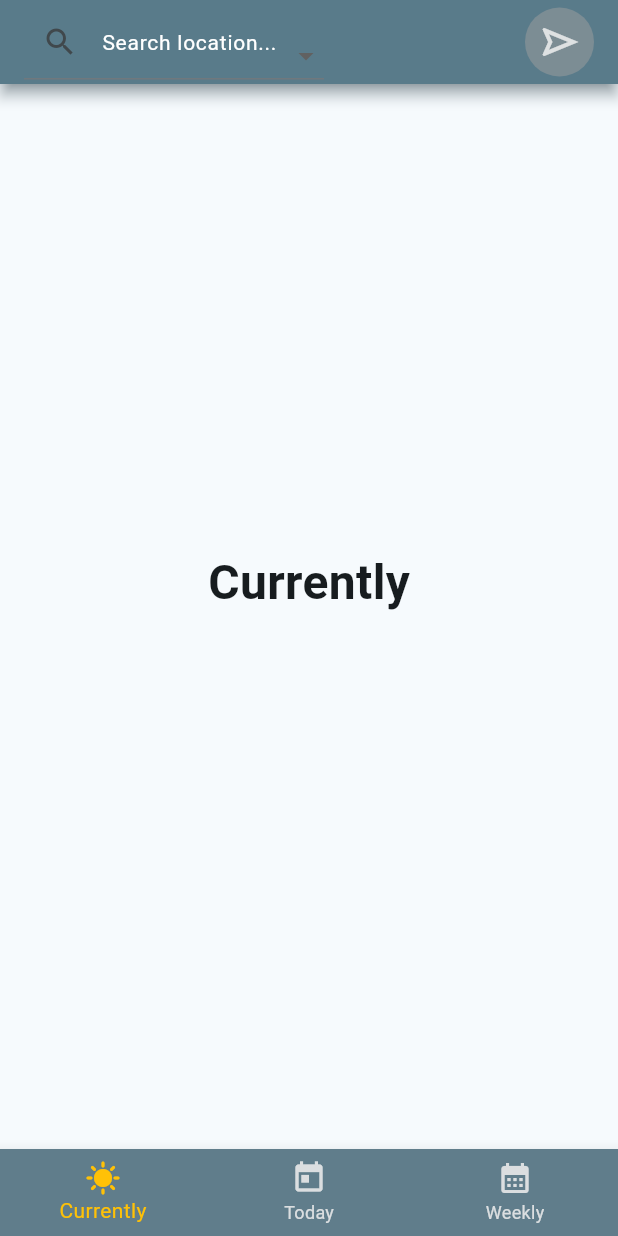
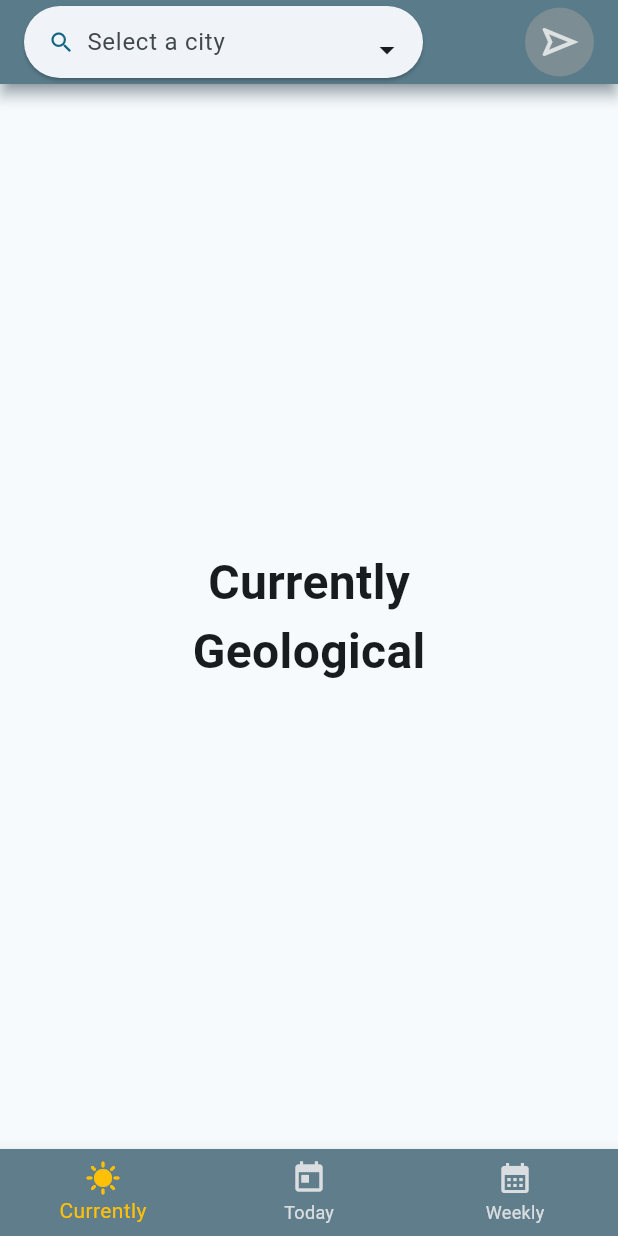
Before and after one commit to ryu-75/Piscine-mobile, a Flutter app: the screen it shows after launch, after a tap on the "navigation" icon, on a phone screen of 412 x 824 dp. Run offline on Flutter 3.47's test engine with Material 3 defaults, Android fonts, the light colour scheme and no system bars; our stand-ins replace geolocator, logger.

Commit message:
[UPDATE] - TextField modified, search button and drop down menu too

```diff
--- a/mobileWeatherApp/weatherApp_proj/lib/main.dart
+++ b/mobileWeatherApp/weatherApp_proj/lib/main.dart
@@ -1,5 +1,9 @@
+import 'package:flutter/cupertino.dart';
 import 'package:flutter/gestures.dart';
 import 'package:flutter/material.dart';
+import 'package:flutter/rendering.dart';
+import 'package:flutter/services.dart';
+import 'package:flutter/widgets.dart';
 import 'package:logger/logger.dart';
 import 'package:weather_app_proj/widget/city_widget.dart';
 
@@ -46,6 +50,7 @@ class _MyHomePageState extends State<MyHomePage> {
   final Logger logger = Logger();
   final myController = TextEditingController();
   final PageController  _pageController = PageController();
+  final FocusNode _focusNode = FocusNode();
 
   int selectedIndex = 0;
   String? selectedCity;
@@ -132,19 +137,37 @@ class _MyHomePageState extends State<MyHomePage> {
       backgroundColor: Colors.blueGrey,
       shadowColor: Colors.blueGrey,
       elevation: 4,
-      title: Column(
-        children: <Widget>[
-          Row(
+      title: Row(
         mainAxisAlignment: MainAxisAlignment.spaceBetween,
         children: <Widget>[
           Stack(
             children: [
-                  TextField(
+              ElevatedButton.icon(
+                label: KeyboardListener(
+                  focusNode: _focusNode,
+                  onKeyEvent: (e) {
+                    if (e is KeyDownEvent && e.logicalKey == LogicalKeyboardKey.enter) {
+                      setState(() {
+                        String? newValue = myController.text;
+                        if (newValue.isNotEmpty) {
+                          selectedCity = newValue;
+                          cityName.add(selectedCity!);
+                          myController.text = '';
+                        }
+                      });
+                    }
+                  },
+                  child: TextField(
+                    textInputAction: TextInputAction.search,
                     controller: myController,
                     decoration: const InputDecoration(
+                      enabledBorder: UnderlineInputBorder(
+                        borderSide: BorderSide(color: Colors.transparent),
+                      ),
+                      focusedBorder: UnderlineInputBorder(
+                        borderSide: BorderSide(color: Colors.transparent)
+                      ),
                       hintText: 'Select a city',
-                    prefixIcon: Icon(Icons.search),
-                    labelText: 'Search location...',
                       labelStyle: TextStyle(
                       color: Colors.white,
                         fontSize: 14,
@@ -155,34 +178,41 @@ class _MyHomePageState extends State<MyHomePage> {
                       ),
                     ),
                   ),
+                ),
+                icon: const Icon(Icons.search),
+                autofocus: false,
+                iconAlignment: IconAlignment.start,
+                onPressed: () {
+                  setState(() {
+                    String? newValue = myController.text;
+                    if (newValue.isNotEmpty) {
+                      selectedCity = newValue;
+                      cityName.add(selectedCity!);
+                      myController.text = '';
+                    }
+                  });
+                },
+              ),
               Positioned(
                 right: 0,
-                    top: 10,
-                    child: DropdownButton<String>(
-                      alignment: Alignment.center,
+                child: PopupMenuButton<String>(
+                  position: PopupMenuPosition.under,
+                  padding: const EdgeInsets.only(top: 10),
                   icon: const Icon(Icons.arrow_drop_down),
-                      iconSize: 24,
-                      autofocus: false,
-                      focusColor: Colors.transparent,
-                      elevation: 12,
-                      underline: Container(
-                        height: 0,
-                        color: Colors.transparent,
-                      ),
-                      onChanged: (String? newValue) {
-                        if (newValue != null) {
+                  onSelected: (String? value) {
                     setState(() {
-                            selectedCity = newValue;
-                            myController.text = newValue;
+                      selectedCity = value;
                     });
-                        }
                   },
-                      items: cityName.map<DropdownMenuItem<String>>((String value) {
-                        return DropdownMenuItem<String>(
-                          enabled: false,
+                  itemBuilder: (BuildContext context) {
+                    return cityName.map<PopupMenuItem<String>>((String value) {
+                        return PopupMenuItem<String>(
+                          value: value,
                           child: Text(value),
                         );
-                      }).toList(),
+                      },
+                    ).toList();
+                  },
                 ),
               ),
             ],
@@ -192,14 +222,7 @@ class _MyHomePageState extends State<MyHomePage> {
             child: GestureDetector(
               onTap: () {
                 setState(() {
-                      selectedCity = myController.text;
-                      if (!cityName.contains(selectedCity)) {
-                        if (selectedCity != null) {
-                          if (cityName.isNotEmpty) cityName.clear();
-                          cityName.add(selectedCity!);
-                          myController.text = '';
-                        }
-                      }
+                  selectedCity = "Geological";
                 });
               },
               child: Container(
@@ -218,8 +241,6 @@ class _MyHomePageState extends State<MyHomePage> {
           ),
         ],
       ),
-        ],
-      ),
     );
   }
 }
```
Lines whose indentation alone changed are shown as unchanged.
